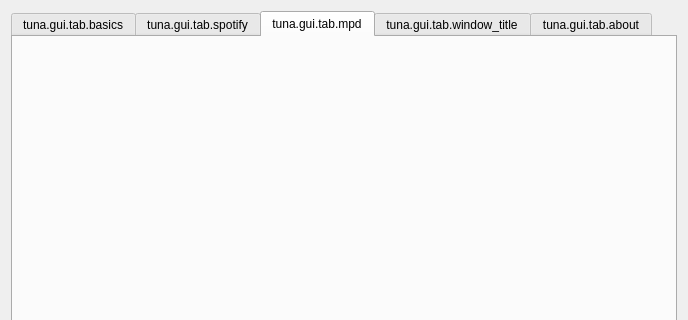
This is src/gui/tuna_gui.ui in univrsal/tuna as Qt 5 draws it before an edit; both pictures show x 0 to 688 and y 0 to 320 of the 688 by 682 pixel window. The edited form follows.
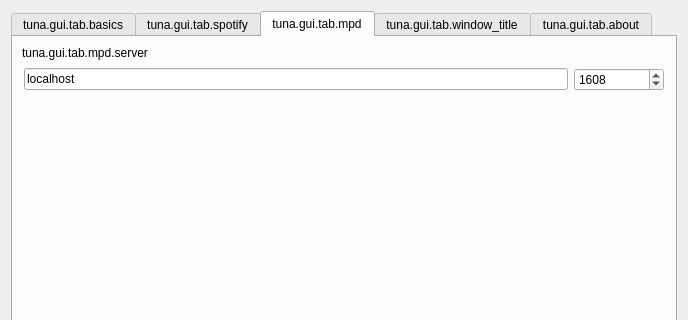
This is the edited form. The open tabs and pages were chosen to show the change. Icons and pictures are not drawn.

Diff of the .ui file:
```diff
--- a/src/gui/tuna_gui.ui
+++ b/src/gui/tuna_gui.ui
@@ -981,6 +981,78 @@
       <attribute name="title">
        <string>tuna.gui.tab.mpd</string>
       </attribute>
+      <layout class="QVBoxLayout" name="verticalLayout_5">
+       <item>
+        <widget class="QLabel" name="label_13">
+         <property name="text">
+          <string>tuna.gui.tab.mpd.server</string>
+         </property>
+        </widget>
+       </item>
+       <item>
+        <widget class="QFrame" name="frame_14">
+         <property name="frameShape">
+          <enum>QFrame::NoFrame</enum>
+         </property>
+         <property name="frameShadow">
+          <enum>QFrame::Raised</enum>
+         </property>
+         <layout class="QHBoxLayout" name="horizontalLayout_14">
+          <property name="leftMargin">
+           <number>2</number>
+          </property>
+          <property name="topMargin">
+           <number>2</number>
+          </property>
+          <property name="rightMargin">
+           <number>2</number>
+          </property>
+          <property name="bottomMargin">
+           <number>2</number>
+          </property>
+          <item>
+           <widget class="QLineEdit" name="txt_ip">
+            <property name="text">
+             <string>localhost</string>
+            </property>
+           </widget>
+          </item>
+          <item>
+           <widget class="QSpinBox" name="sb_port">
+            <property name="minimumSize">
+             <size>
+              <width>90</width>
+              <height>0</height>
+             </size>
+            </property>
+            <property name="minimum">
+             <number>1024</number>
+            </property>
+            <property name="maximum">
+             <number>65000</number>
+            </property>
+            <property name="value">
+             <number>1608</number>
+            </property>
+           </widget>
+          </item>
+         </layout>
+        </widget>
+       </item>
+       <item>
+        <spacer name="verticalSpacer_2">
+         <property name="orientation">
+          <enum>Qt::Vertical</enum>
+         </property>
+         <property name="sizeHint" stdset="0">
+          <size>
+           <width>20</width>
+           <height>518</height>
+          </size>
+         </property>
+        </spacer>
+       </item>
+      </layout>
      </widget>
      <widget class="QWidget" name="tab_window_title">
       <attribute name="title">
```
Left out of the diff: 9 changed lines with no effect on the pictures.
